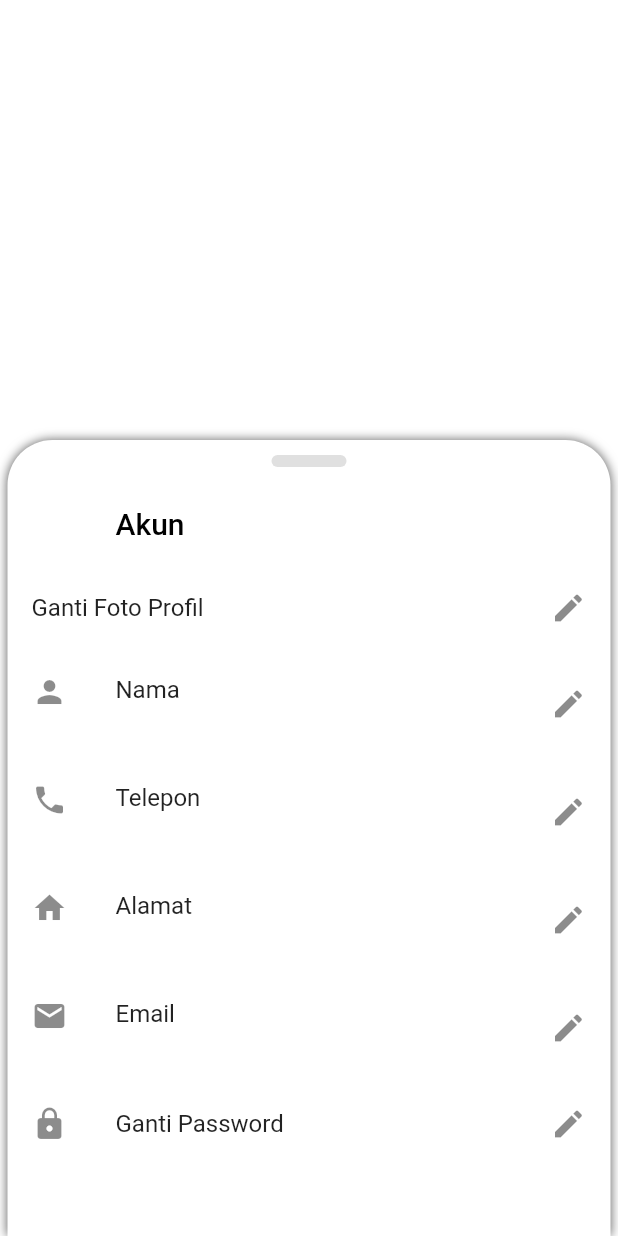
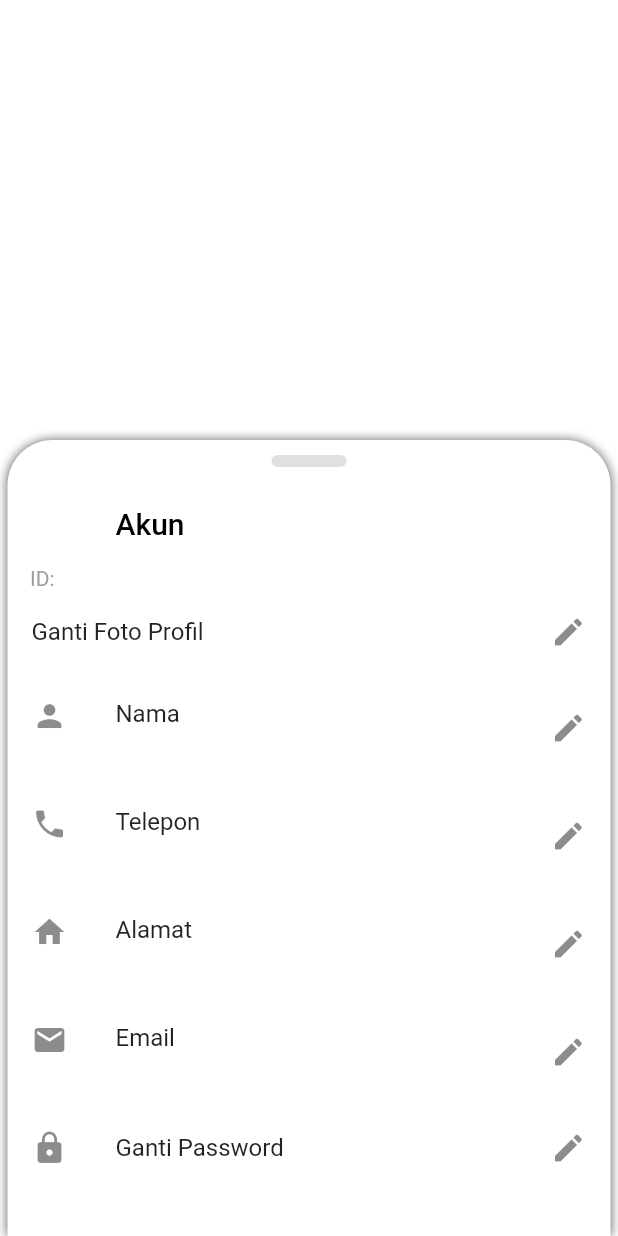
Before and after one commit to qisashasanudin/bangunin_id, a Flutter app: the AccountTab screen opened by its route, on a phone screen of 412 x 824 dp. Run offline on Flutter 3.47's test engine with Material 2 defaults, Android fonts, the phone set to English and light mode, and no system bars; our stand-ins replace cloud_firestore, firebase_auth, firebase_core, firebase_storage, flutter_spinkit, fluttertoast and 5 more; missing offline and left inert: dart:ffi; accounts and stored records are empty; network calls fail.

Commit message:
added user ID on account tap

```diff
--- a/lib/screens/mainmenu/account/tab_account.dart
+++ b/lib/screens/mainmenu/account/tab_account.dart
@@ -34,6 +34,10 @@ class _AccountTabState extends State<AccountTab> {
         return SlideUpPanel(
           children: [
             CustomAppBar(title: 'Akun'),
+            Padding(
+                padding: const EdgeInsets.symmetric(horizontal: 15),
+                child:
+                    Text('ID: $userID', style: TextStyle(color: Colors.grey))),
             _changeProfilePic(context),
             _userInfo(snapshot, context, Icons.person, 'Nama', 'name'),
             _userInfo(snapshot, context, Icons.phone, 'Telepon', 'phone'),
```
